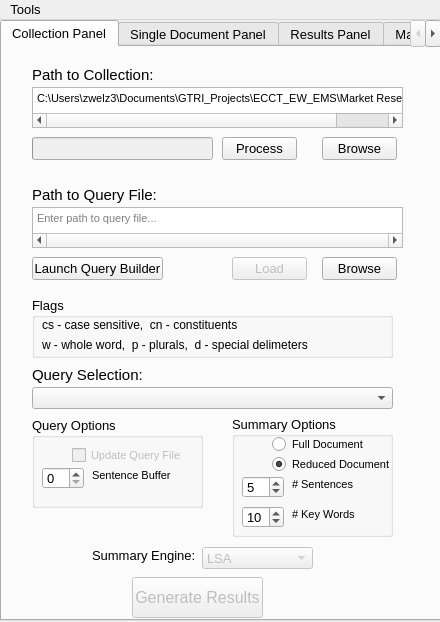
Before: the Qt Designer form milnlp/gui/summary_tool.ui in zwelz3/milnlp, drawn with Qt 5.
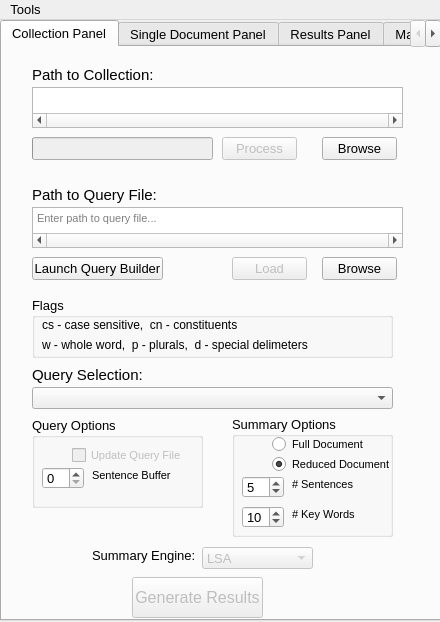
After: the same form once the commit is applied. Icons and pictures are not drawn.

The edit to the form file:
```diff
--- a/milnlp/gui/summary_tool.ui
+++ b/milnlp/gui/summary_tool.ui
@@ -333,13 +333,16 @@
        <enum>QPlainTextEdit::NoWrap</enum>
       </property>
       <property name="plainText">
-       <string>C:\Users\zwelz3\Documents\GTRI_Projects\ECCT_EW_EMS\Market Research Sample</string>
+       <string/>
       </property>
       <property name="placeholderText">
        <string>Enter location of collection root...</string>
       </property>
      </widget>
      <widget class="QPushButton" name="processButton">
+      <property name="enabled">
+       <bool>false</bool>
+      </property>
       <property name="geometry">
        <rect>
         <x>220</x>
```
Left out of the diff: 2 changed lines with no effect on the pictures.
